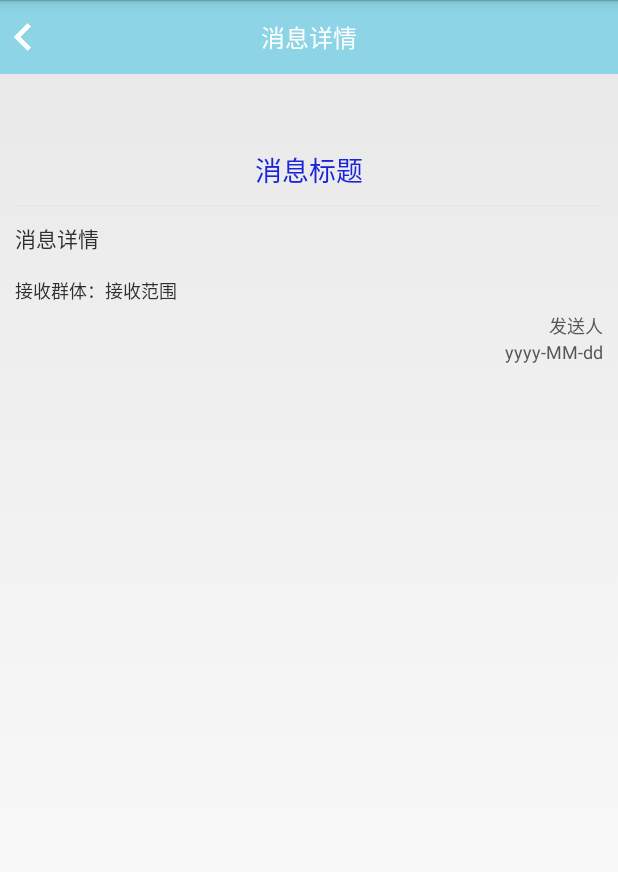
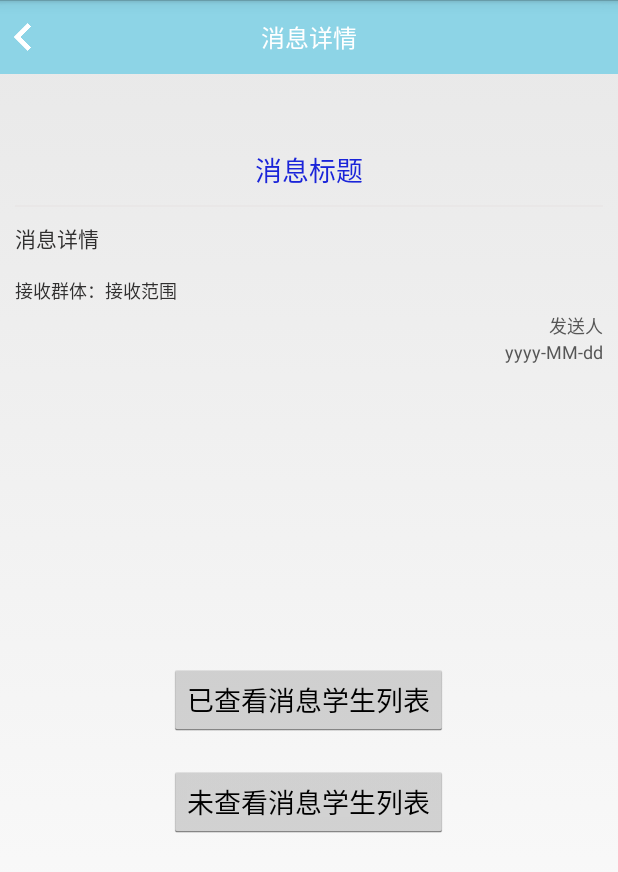
Before and after one commit to iamzhangjunhui/schoolInfor2, an Android app: the MessageDetailActivity screen opened directly, with no data from a screen before it, on a phone screen of 412 x 824 dp. Shown: the top 872 px of the screen. Run offline under Robolectric (Android 15) with nearby library versions, the phone set to English and light mode, and no system bars; our stand-ins replace ButterKnife; 6 statements that could not run were skipped.

Commit message:
点赞的列表返回nickname，查看确认和未确认的学生

```diff
--- a/app/src/main/java/com/cdxy/schoolinforapplication/HttpUrl.java
+++ b/app/src/main/java/com/cdxy/schoolinforapplication/HttpUrl.java
@@ -5,6 +5,7 @@ package com.cdxy.schoolinforapplication;
  */
 
 public class HttpUrl {
+//    private static final String BASE_URL="http://localhost:8080";
     private static final String BASE_URL="http://120.25.202.192/schoolinfo";
     public static final String SEND_MESSAGE=BASE_URL+"/jpush/fabu";
     public static final String GET_MESSAGE=BASE_URL+"/jpush/getMessage";
--- a/app/src/main/java/com/cdxy/schoolinforapplication/ui/Message/MessageDetailActivity.java
+++ b/app/src/main/java/com/cdxy/schoolinforapplication/ui/Message/MessageDetailActivity.java
@@ -25,6 +25,10 @@ public class MessageDetailActivity extends BaseActivity implements View.OnClickL
     TextView txtTitle;
     @BindView(R.id.btn_right)
     Button btnRight;
+    @BindView(R.id.button6)  //ButterKnife绑定失败了
+    Button querenbtn;
+//    @BindView(R.id.button7)
+//    Button noquerenbtn;
     @BindView(R.id.txt_message_detail_title)
     TextView txtMessageDetailTitle;
     @BindView(R.id.txt_message_detail_content)
@@ -44,9 +48,12 @@ public class MessageDetailActivity extends BaseActivity implements View.OnClickL
     protected void onCreate(Bundle savedInstanceState) {
         super.onCreate(savedInstanceState);
         setContentView(R.layout.activity_message_detail);
+//        querenbtn = (Button)findViewById(R.id.button6);
+//        noquerenbtn = (Button)findViewById(R.id.button7);
         ButterKnife.bind(this);
         ScreenManager.getScreenManager().pushActivity(this);
         init();
+        onClick();
         String title = messageEntity.getTitle();
         if (!TextUtils.isEmpty(title))
             txtMessageDetailTitle.setText(title);
@@ -87,12 +94,48 @@ public class MessageDetailActivity extends BaseActivity implements View.OnClickL
         messageEntity = (MessageEntity) intent.getSerializableExtra("message");
     }
 
+    private void onClick(){
+        querenbtn.setOnClickListener(new View.OnClickListener() {
+            @Override
+            public void onClick(View view) {
+                Intent intent = new Intent(MessageDetailActivity.this, SeeMessageStudentsActivity.class);
+                intent.putExtra("TID", messageEntity.getTID());
+                intent.putExtra("isQueren", "yes");
+                startActivity(intent);
+            }
+        });
+
+//        noquerenbtn.setOnClickListener(new View.OnClickListener() {
+//            @Override
+//            public void onClick(View view) {
+//                Intent intent1 = new Intent(MessageDetailActivity.this, SeeMessageStudentsActivity.class);
+//                intent1.putExtra("TID", messageEntity.getTID());
+//                intent1.putExtra("isQueren", "no");
+//                startActivity(intent1);
+//            }
+//        });
+
+    }
+
+
     @Override
     public void onClick(View view) {
         switch (view.getId()) {
             case R.id.img_back:
                 ScreenManager.getScreenManager().popActivty(this);
                 break;
+//            case R.id.button6:
+//                Intent intent = new Intent(MessageDetailActivity.this, SeeMessageStudentsActivity.class);
+//                intent.putExtra("TID", messageEntity.getTID());
+//                intent.putExtra("isQueren", "yes");
+//                startActivity(intent);
+//                break;
+//            case R.id.button7:
+//                Intent intent1 = new Intent(MessageDetailActivity.this, SeeMessageStudentsActivity.class);
+//                intent1.putExtra("TID", messageEntity.getTID());
+//                intent1.putExtra("isQueren", "no");
+//                startActivity(intent1);
+//                break;
         }
     }
 }
--- a/app/src/main/java/com/cdxy/schoolinforapplication/ui/topic/TopicFragment.java
+++ b/app/src/main/java/com/cdxy/schoolinforapplication/ui/topic/TopicFragment.java
@@ -326,7 +326,7 @@ public class TopicFragment extends BaseFragment {
                     if (returnEntity.getCode() == 1) {
                         List<String> thumbs = new ArrayList<String>();
                         for (ReturnThumb thumb : returnEntity.getData()) {
-                            thumbs.add(thumb.getUserid());
+                            thumbs.add(thumb.getNickName());
                         }
                         topicEntity.setThumbPersonsNickname(thumbs);
                     } else {
--- a/app/src/main/res/layout/activity_message_detail.xml
+++ b/app/src/main/res/layout/activity_message_detail.xml
@@ -82,6 +82,23 @@
             android:text="yyyy-MM-dd"
             android:textColor="@color/text_light_colored"
             android:textSize="@dimen/small_text_size" />
-    </LinearLayout>
+
+            <Button
+                android:layout_marginTop="200dp"
+                android:id="@+id/button6"
+                android:layout_width="wrap_content"
+                android:layout_height="wrap_content"
+                android:layout_gravity="center_horizontal"
+                android:text="已查看消息学生列表" />
+
+            <Button
+                android:layout_marginTop="20dp"
+                android:id="@+id/button7"
+                android:layout_width="wrap_content"
+                android:layout_height="wrap_content"
+                android:layout_gravity="center_horizontal"
+                android:text="未查看消息学生列表" />
+        </LinearLayout>
+
     </ScrollView>
 </LinearLayout>
```
Also changed, not shown: app/src/main/java/com/cdxy/schoolinforapplication/model/topic/ReturnThumb.java (+10 -0 lines), app/src/main/java/com/cdxy/schoolinforapplication/ui/Message/SeeMessageStudentsActivity.java (+12 -3 lines), 5 other files.
